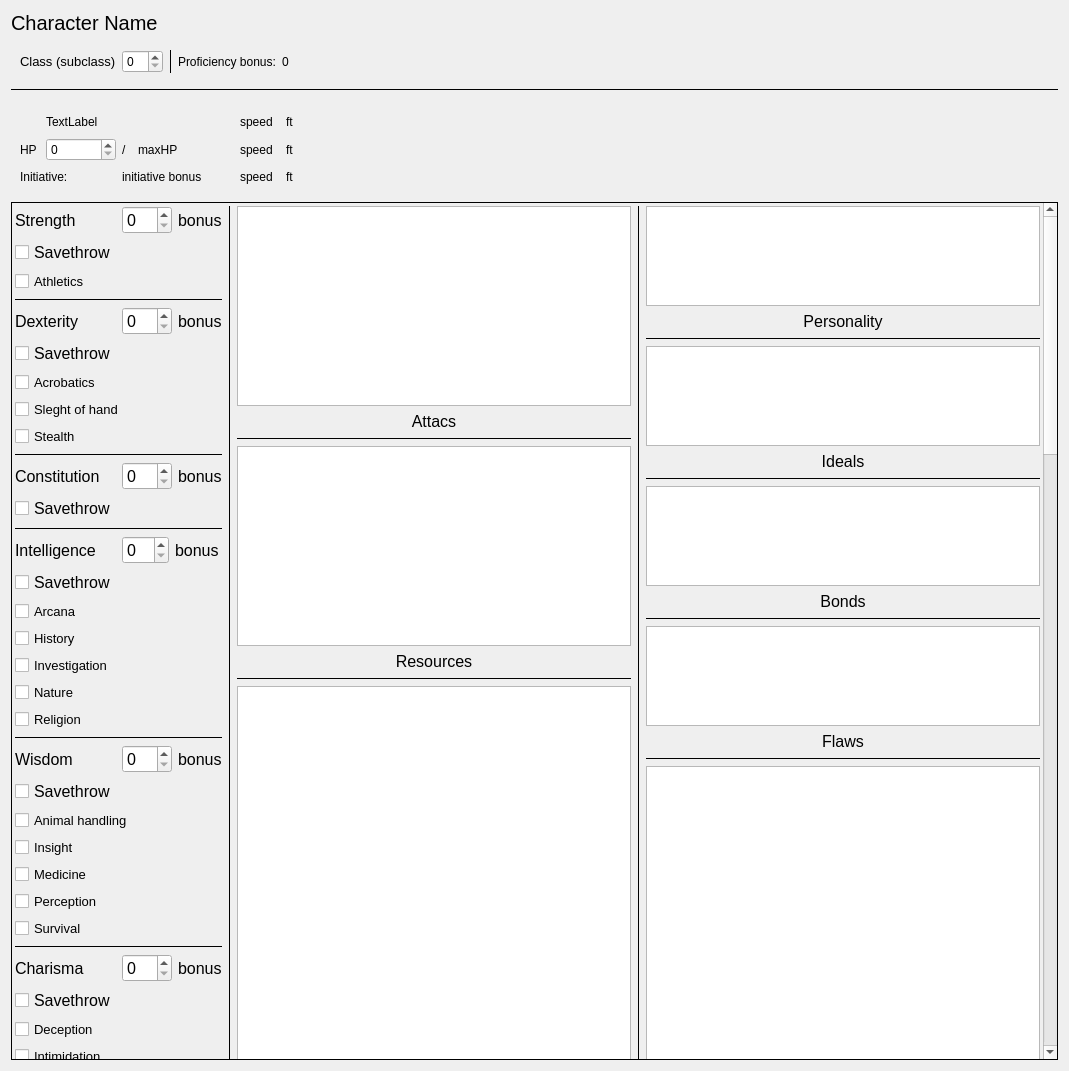
The window that charsheet-widget/dndcharsheetwidget.ui (Technohamster-py/dm-assist) describes before a commit, drawn with Qt 5.
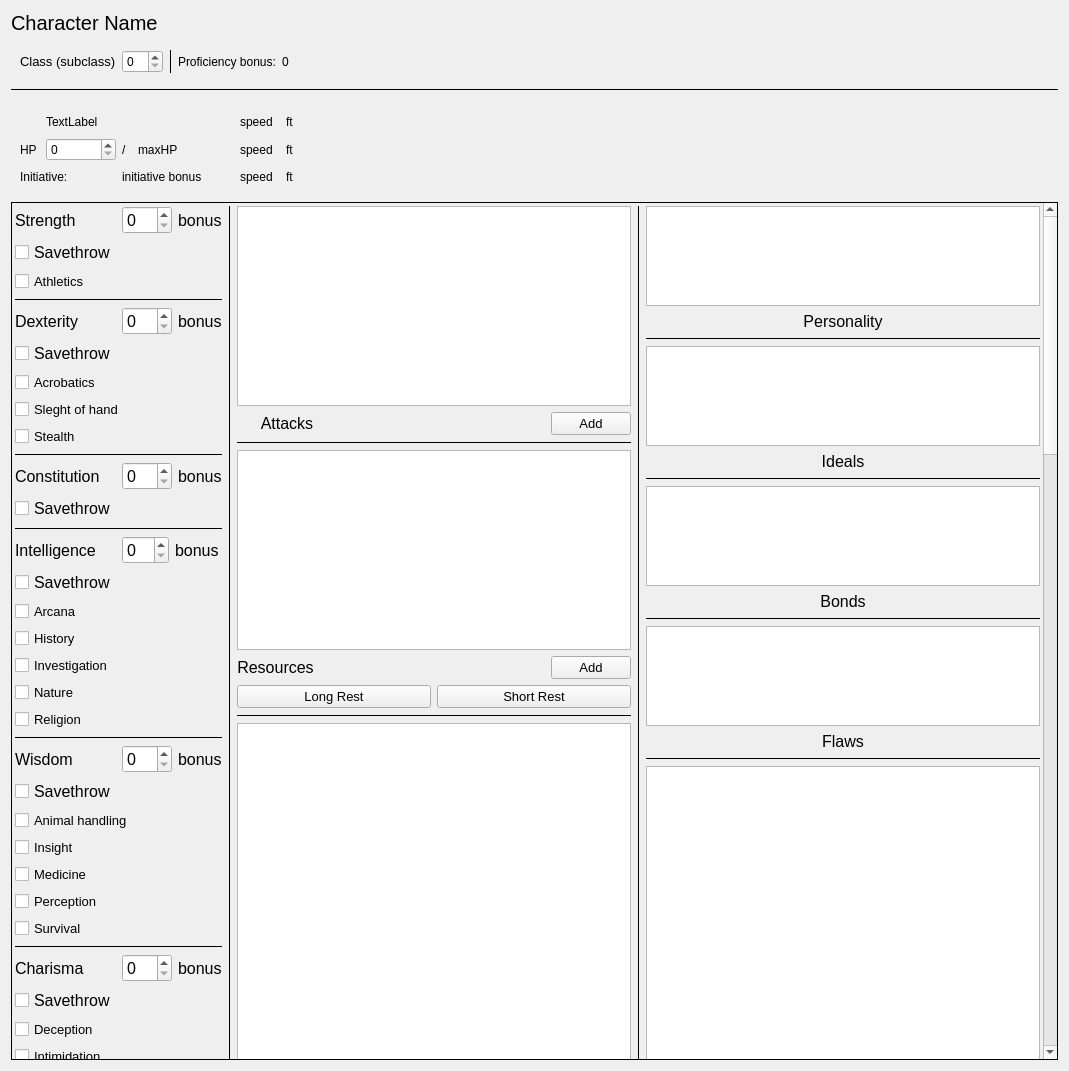
The same window after the commit. Icons and pictures are not drawn.

The edit to the form file:
```diff
--- a/charsheet-widget/dndcharsheetwidget.ui
+++ b/charsheet-widget/dndcharsheetwidget.ui
@@ -412,7 +412,7 @@
       <property name="geometry">
        <rect>
         <x>0</x>
-        <y>-2022</y>
+        <y>0</y>
         <width>1035</width>
         <height>3131</height>
        </rect>
@@ -1218,19 +1218,58 @@
             </widget>
            </item>
            <item>
+            <layout class="QHBoxLayout" name="horizontalLayout_4">
+             <item>
             <widget class="QLabel" name="label_18">
+               <property name="minimumSize">
+                <size>
+                 <width>100</width>
+                 <height>0</height>
+                </size>
+               </property>
              <property name="font">
               <font>
                <pointsize>12</pointsize>
               </font>
              </property>
              <property name="text">
-              <string>Attacs</string>
+                <string>Attacks</string>
              </property>
              <property name="alignment">
               <set>Qt::AlignCenter</set>
              </property>
             </widget>
+             </item>
+             <item>
+              <spacer name="horizontalSpacer_2">
+               <property name="orientation">
+                <enum>Qt::Horizontal</enum>
+               </property>
+               <property name="sizeHint" stdset="0">
+                <size>
+                 <width>40</width>
+                 <height>20</height>
+                </size>
+               </property>
+              </spacer>
+             </item>
+             <item>
+              <widget class="QPushButton" name="addAttackButton">
+               <property name="font">
+                <font>
+                 <pointsize>10</pointsize>
+                </font>
+               </property>
+               <property name="text">
+                <string>Add</string>
+               </property>
+               <property name="icon">
+                <iconset resource="../static/app_resources.qrc">
+                 <normaloff>:/add.svg</normaloff>:/add.svg</iconset>
+               </property>
+              </widget>
+             </item>
+            </layout>
            </item>
            <item>
             <widget class="Line" name="line_11">
@@ -1258,6 +1297,8 @@
             </widget>
            </item>
            <item>
+            <layout class="QHBoxLayout" name="horizontalLayout_5">
+             <item>
             <widget class="QLabel" name="label_19">
              <property name="font">
               <font>
@@ -1273,6 +1314,73 @@
             </widget>
            </item>
            <item>
+              <spacer name="horizontalSpacer_3">
+               <property name="orientation">
+                <enum>Qt::Horizontal</enum>
+               </property>
+               <property name="sizeHint" stdset="0">
+                <size>
+                 <width>40</width>
+                 <height>20</height>
+                </size>
+               </property>
+              </spacer>
+             </item>
+             <item>
+              <widget class="QPushButton" name="addResourceButton">
+               <property name="font">
+                <font>
+                 <pointsize>10</pointsize>
+                </font>
+               </property>
+               <property name="text">
+                <string>Add</string>
+               </property>
+               <property name="icon">
+                <iconset resource="../static/app_resources.qrc">
+                 <normaloff>:/add.svg</normaloff>:/add.svg</iconset>
+               </property>
+              </widget>
+             </item>
+            </layout>
+           </item>
+           <item>
+            <layout class="QHBoxLayout" name="horizontalLayout_6">
+             <item>
+              <widget class="QPushButton" name="longRestButton">
+               <property name="font">
+                <font>
+                 <pointsize>10</pointsize>
+                </font>
+               </property>
+               <property name="text">
+                <string>Long Rest</string>
+               </property>
+               <property name="icon">
+                <iconset resource="../static/app_resources.qrc">
+                 <normaloff>:/charSheet/longrest.svg</normaloff>:/charSheet/longrest.svg</iconset>
+               </property>
+              </widget>
+             </item>
+             <item>
+              <widget class="QPushButton" name="shortRestButton">
+               <property name="font">
+                <font>
+                 <pointsize>10</pointsize>
+                </font>
+               </property>
+               <property name="text">
+                <string>Short Rest</string>
+               </property>
+               <property name="icon">
+                <iconset resource="../static/app_resources.qrc">
+                 <normaloff>:/charSheet/shortrest.svg</normaloff>:/charSheet/shortrest.svg</iconset>
+               </property>
+              </widget>
+             </item>
+            </layout>
+           </item>
+           <item>
             <widget class="Line" name="line_12">
              <property name="frameShadow">
               <enum>QFrame::Plain</enum>
```
Left out of the diff: 1 changed line with no effect on the pictures. Lines whose indentation alone changed are shown as unchanged.
